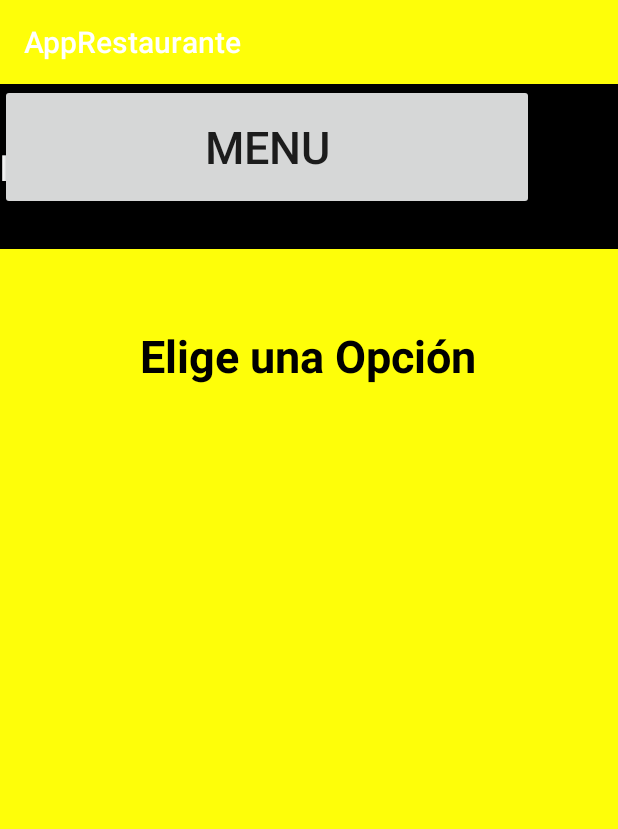
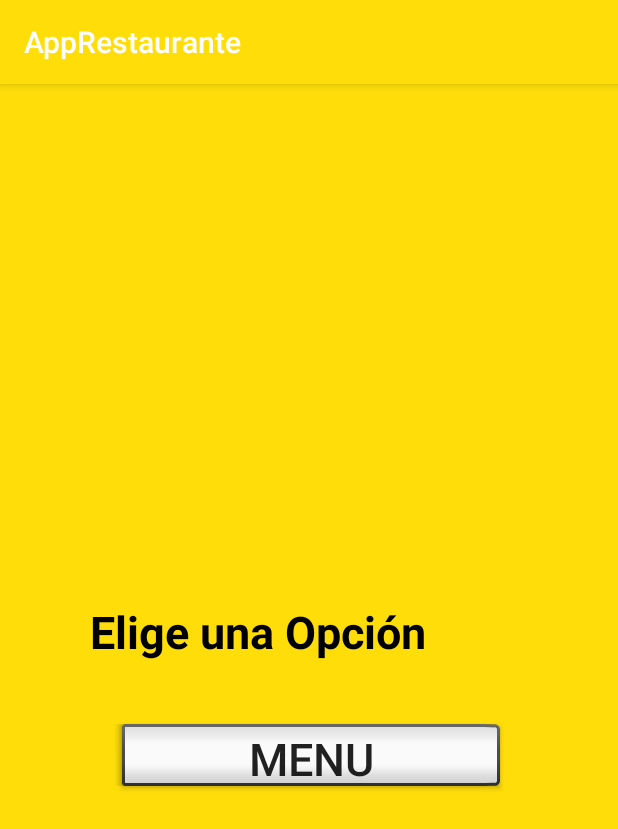
Before and after one commit to GerberMaldonado/AppRestaurante, an Android app: the screen it shows after launch (MainActivity), on a phone screen of 412 x 824 dp. Shown: the top 829 px of the screen. Run offline under Robolectric (Android 15) with nearby library versions, the phone set to English and light mode, and no system bars.

Commit message:
Mejoramiento
boton

```diff
--- a/app/src/main/res/layout/activity_main.xml
+++ b/app/src/main/res/layout/activity_main.xml
@@ -6,44 +6,44 @@
     android:layout_width="match_parent"
     android:layout_height="match_parent"
     android:background="@color/colorPrimary"
+    android:minWidth="@android:dimen/app_icon_size"
+    android:visibility="visible"
     tools:context=".MainActivity">
 
     <TextView
-        android:layout_width="wrap_content"
+        android:id="@+id/textView2"
+        android:layout_width="240dp"
         android:layout_height="50dp"
-        android:text="Elige una Opción"
+        android:layout_marginStart="60dp"
+        android:layout_marginLeft="60dp"
+        android:layout_marginTop="55dp"
+        android:layout_marginBottom="28dp"
+        android:text="@string/elige_una_opci_n"
         android:textColor="@color/colorAccent"
         android:textSize="30sp"
         android:textStyle="bold"
-        app:layout_constraintBottom_toBottomOf="parent"
-        app:layout_constraintHorizontal_bias="0.497"
-        app:layout_constraintLeft_toLeftOf="parent"
-        app:layout_constraintRight_toRightOf="parent"
+        app:layout_constraintBottom_toTopOf="@+id/btnmenu"
+        app:layout_constraintEnd_toEndOf="parent"
+        app:layout_constraintHorizontal_bias="0.0"
+        app:layout_constraintStart_toStartOf="parent"
         app:layout_constraintTop_toTopOf="parent"
-        app:layout_constraintVertical_bias="0.224" />
+        app:layout_constraintVertical_bias="1.0" />
 
     <Button
         android:id="@+id/btnmenu"
-        android:layout_width="356dp"
-        android:layout_height="84dp"
-        android:text="MENU"
+        style="@android:style/Widget.DeviceDefault.Light.Button.Inset"
+        android:layout_width="0dp"
+        android:layout_height="53dp"
+        android:layout_marginStart="76dp"
+        android:layout_marginLeft="76dp"
+        android:layout_marginEnd="76dp"
+        android:layout_marginRight="76dp"
+        android:layout_marginBottom="292dp"
+        android:text="@string/menu"
         android:textSize="30sp"
-        tools:layout_editor_absoluteX="39dp"
-        tools:layout_editor_absoluteY="497dp" />
-
-    <EditText
-        android:id="@+id/editText2"
-        android:layout_width="422dp"
-        android:layout_height="110dp"
-        android:background="@color/colorAccent"
-        android:ems="10"
-        android:inputType="textPersonName"
-        android:lineSpacingExtra="14sp"
-        android:text="BIENVENIDO"
-        android:textColor="@color/colorPrimaryDark"
-        android:textSize="24sp"
-        android:textStyle="bold"
-        app:layout_constraintTop_toTopOf="parent"
-        tools:layout_editor_absoluteX="0dp" />
+        app:layout_constraintBottom_toBottomOf="parent"
+        app:layout_constraintEnd_toEndOf="parent"
+        app:layout_constraintHorizontal_bias="0.0"
+        app:layout_constraintStart_toStartOf="parent" />
 
 </android.support.constraint.ConstraintLayout>
--- a/app/src/main/res/values/colors.xml
+++ b/app/src/main/res/values/colors.xml
@@ -1,6 +1,6 @@
 <?xml version="1.0" encoding="utf-8"?>
 <resources>
-    <color name="colorPrimary">#FEFE09</color>
+    <color name="colorPrimary">#FEDD09</color>
     <color name="colorPrimaryDark">#FBFCFC</color>
     <color name="colorAccent">#000000</color>
 </resources>
--- a/app/src/main/res/values/strings.xml
+++ b/app/src/main/res/values/strings.xml
@@ -1,3 +1,5 @@
 <resources>
     <string name="app_name">AppRestaurante</string>
+    <string name="elige_una_opci_n">Elige una Opción</string>
+    <string name="menu">MENU</string>
 </resources>
```
